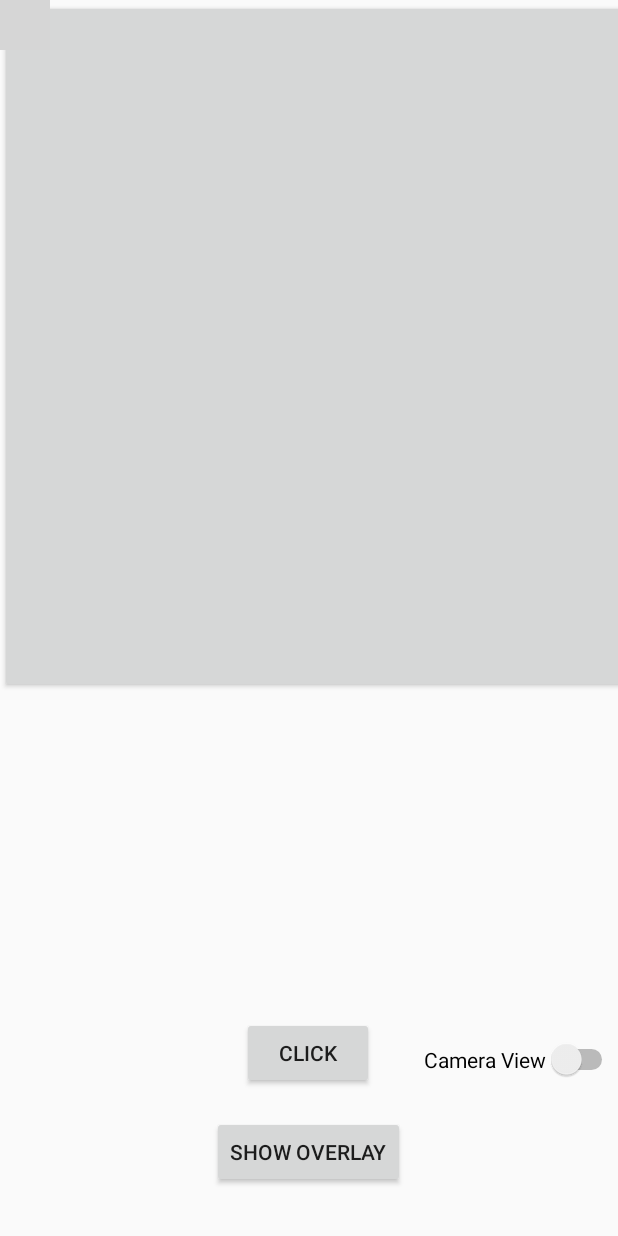
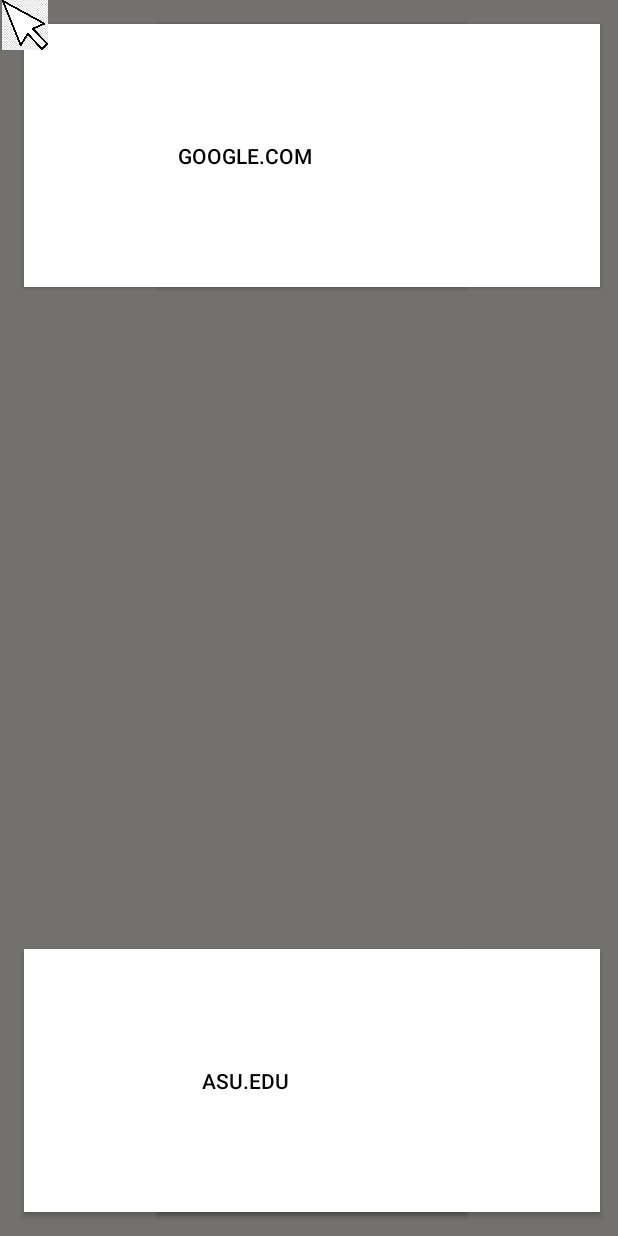
Before and after one commit to vBubbaa/android-mouse, an Android app: the layout content_main.xml on its own in the app's theme, with its tools: preview values and no code run, on a phone screen of 412 x 824 dp. Run offline under Robolectric (Android 15) with nearby library versions, the phone set to English and light mode, and no system bars; grey boxes are pictures that could not be loaded.

Commit message:
cleanup unneeded code, formatted layout

```diff
--- a/app/src/main/res/layout/content_main.xml
+++ b/app/src/main/res/layout/content_main.xml
@@ -4,74 +4,104 @@
     xmlns:tools="http://schemas.android.com/tools"
     android:layout_width="match_parent"
     android:layout_height="match_parent"
+    android:background="#73716d"
+    android:screenOrientation="portrait"
     app:layout_behavior="@string/appbar_scrolling_view_behavior"
-    tools:context=".MainActivity"
-    android:screenOrientation="portrait">
+    tools:context=".MainActivity"><![CDATA[
     >
+
+
+
+
+
+
+
+
+
+
+
+
+
+
+
+
+
+    ]]>
+
+    <Button
+        android:id="@+id/youtubeBtn"
+        android:layout_width="295dp"
+        android:layout_height="175dp"
+        android:layout_marginEnd="12dp"
+        android:layout_marginRight="12dp"
+        android:layout_marginBottom="16dp"
+        android:background="#ffffff"
+        android:text="Youtube.com"
+        android:textColor="#000000"
+        app:layout_constraintBottom_toBottomOf="parent"
+        app:layout_constraintEnd_toEndOf="parent" />
+
+    <Button
+        android:id="@+id/asuBtn"
+        android:layout_width="295dp"
+        android:layout_height="175dp"
+        android:layout_marginStart="16dp"
+        android:layout_marginLeft="16dp"
+        android:layout_marginBottom="16dp"
+        android:background="#ffffff"
+        android:text="ASU.EDU"
+        android:textColor="#000000"
+        app:layout_constraintBottom_toBottomOf="parent"
+        app:layout_constraintStart_toStartOf="parent" />
+
+    <Button
+        android:id="@+id/redditBtn"
+        android:layout_width="295dp"
+        android:layout_height="175dp"
+        android:layout_marginTop="16dp"
+        android:layout_marginEnd="12dp"
+        android:layout_marginRight="12dp"
+        android:background="#ffffff"
+        android:text="Reddit.com"
+        android:textColor="#000000"
+        app:layout_constraintEnd_toEndOf="parent"
+        app:layout_constraintTop_toTopOf="parent" />
+
+    <Button
+        android:id="@+id/googleBtn"
+        android:layout_width="295dp"
+        android:layout_height="175dp"
+        android:layout_marginStart="16dp"
+        android:layout_marginLeft="16dp"
+        android:layout_marginTop="16dp"
+        android:background="#ffffff"
+        android:text="Google.com"
+        android:textColor="#000000"
+        app:layout_constraintStart_toStartOf="parent"
+        app:layout_constraintTop_toTopOf="parent" />
 
     <ImageView
         android:id="@+id/cursor"
         android:layout_width="50px"
         android:layout_height="50px"
         android:elevation="501dp"
-        android:src="@drawable/circle1"
+        android:src="@drawable/cursor"
         tools:layout_editor_absoluteX="356dp"
-        tools:layout_editor_absoluteY="172dp"></ImageView>
+        tools:layout_editor_absoluteY="172dp"
+        tools:ignore="MissingConstraints"></ImageView>
 
     <org.opencv.android.JavaCameraView
         android:id="@+id/CameraView"
-        android:layout_width="732dp"
-        android:layout_height="362dp"
+        android:layout_width="728dp"
+        android:layout_height="404dp"
         android:alpha="0"
         android:elevation="500dp"
         app:layout_constraintBottom_toBottomOf="parent"
         app:layout_constraintEnd_toEndOf="parent"
-        app:layout_constraintHorizontal_bias="0.501"
+        app:layout_constraintHorizontal_bias="0.0"
         app:layout_constraintStart_toStartOf="parent"
         app:layout_constraintTop_toTopOf="parent"
-        app:layout_constraintVertical_bias="0.441"></org.opencv.android.JavaCameraView>
-
-    <Button
-        android:id="@+id/mybutton"
-        android:layout_width="494dp"
-        android:layout_height="462dp"
-        android:clickable="true"
-        android:onClick="displayToastMsg"
-        app:layout_constraintStart_toStartOf="parent"
-        app:layout_constraintTop_toTopOf="parent" />
-
-    <Button
-        android:id="@+id/clickbutton"
-        android:layout_width="wrap_content"
-        android:layout_height="wrap_content"
-        android:text="Click"
-        app:layout_constraintBottom_toTopOf="@+id/buttonShow"
-        app:layout_constraintEnd_toEndOf="parent"
-        app:layout_constraintHorizontal_bias="0.498"
-        app:layout_constraintStart_toStartOf="parent"
-        app:layout_constraintTop_toTopOf="parent"
-        app:layout_constraintVertical_bias="0.974" />
-
-    <Button
-        android:id="@+id/buttonShow"
-        android:layout_width="wrap_content"
-        android:layout_height="wrap_content"
-        android:layout_marginBottom="32dp"
-        android:text="Show Overlay"
-        app:layout_constraintBottom_toBottomOf="parent"
-        app:layout_constraintEnd_toEndOf="parent"
-        app:layout_constraintHorizontal_bias="0.498"
-        app:layout_constraintStart_toStartOf="parent" />
-
-    <Switch
-        android:id="@+id/switch1"
-        android:layout_width="wrap_content"
-        android:layout_height="wrap_content"
-        android:layout_marginBottom="104dp"
-        android:elevation="500dp"
-        android:text="Camera View"
-        app:layout_constraintBottom_toBottomOf="parent"
-        app:layout_constraintEnd_toEndOf="parent" />
+        app:layout_constraintVertical_bias="0.0"></org.opencv.android.JavaCameraView>
 
 
 </androidx.constraintlayout.widget.ConstraintLayout>
```
Also changed, not shown: app/src/main/java/com/tylerjames/meeting2progress/CursorService.java (+11 -9 lines), app/src/main/java/com/tylerjames/meeting2progress/MainActivity.java (+43 -88 lines), app/src/main/res/drawable/cursor.jpg (added), 1 other file.
